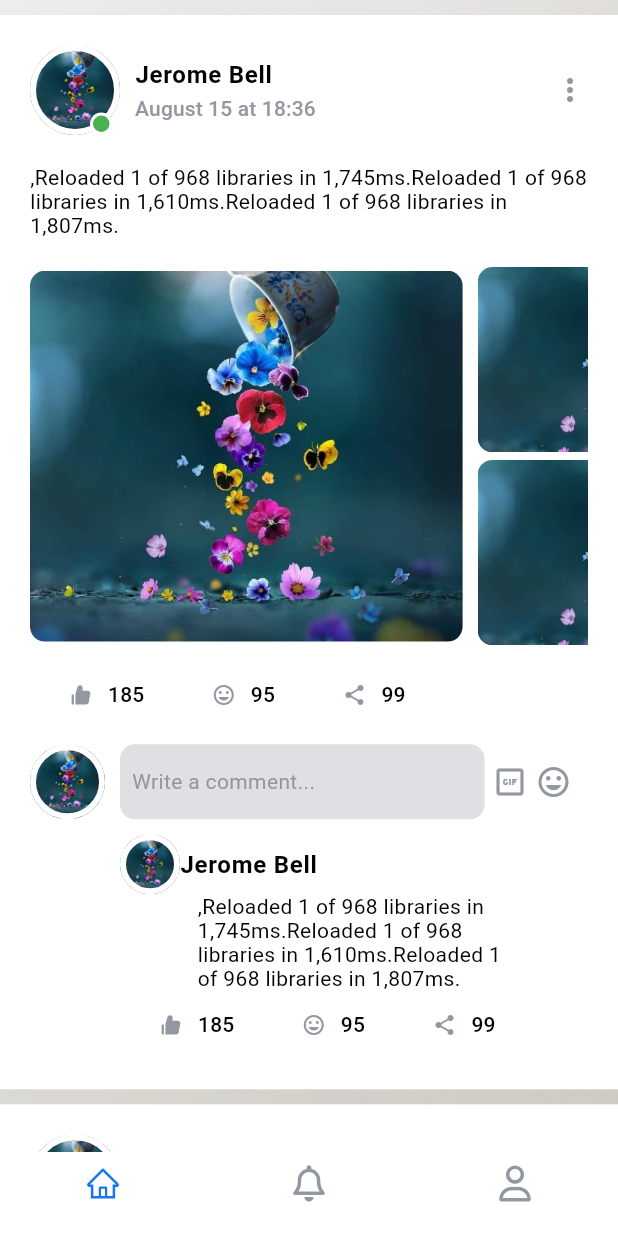
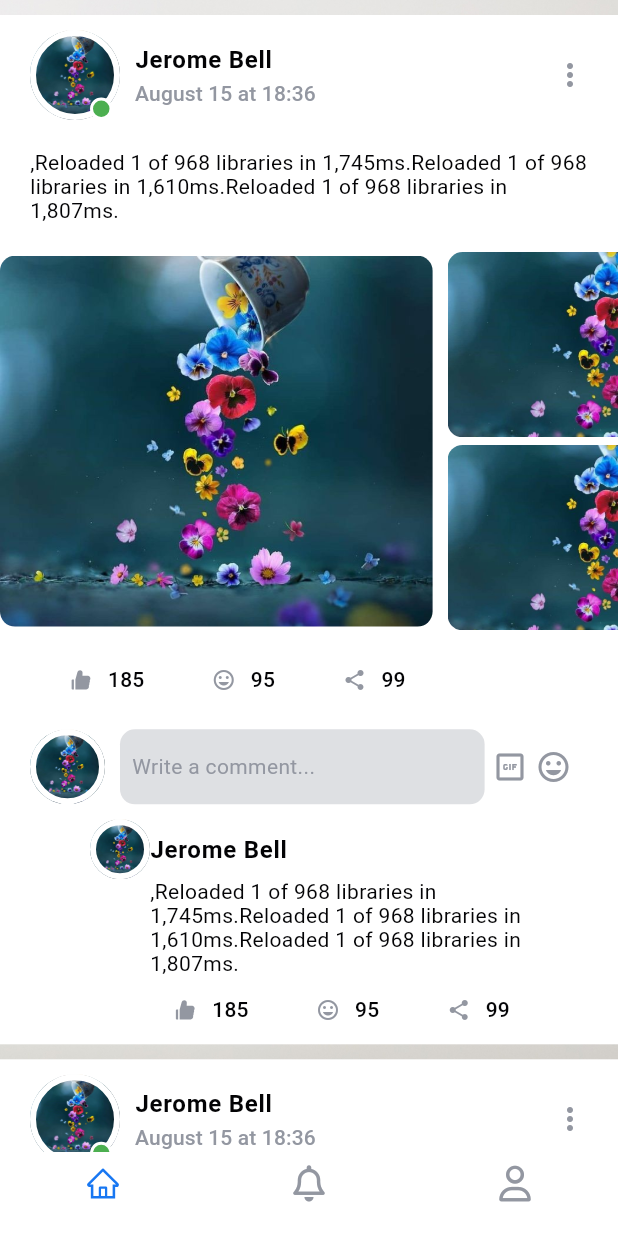
Before and after one commit to chizakasipascal/Doniel, a Flutter app: the PageDoniel screen opened by its route, on a phone screen of 412 x 824 dp. Run offline on Flutter 3.47's test engine with Material 2 defaults, Android fonts, the phone set to English and light mode, and no system bars; our stand-ins replace flutter_icons, google_fonts.

Commit message:
reoganize home page

```diff
--- a/lib/src/views/screens/home.dart
+++ b/lib/src/views/screens/home.dart
@@ -14,14 +14,11 @@ class Home extends StatelessWidget {
   @override
   Widget build(BuildContext context) {
     final size = MediaQuery.of(context).size;
-    return ListView(
+    return ListView.builder(
+      itemCount: 6,
+      itemBuilder: ((context, index) => CardPost(size: size)),
       controller: controller,
       physics: const BouncingScrollPhysics(),
-      children: [
-        CardPost(size: size),
-        CardPost(size: size),
-        CardPost(size: size)
-      ],
     );
 
     // DefaultTabController(
@@ -102,12 +99,12 @@ class CardPost extends StatelessWidget {
     return Container(
       margin: const EdgeInsets.only(top: 10),
       decoration: const BoxDecoration(color: Colors.white),
-      child: Padding(
-        padding: const EdgeInsets.all(20.0),
       child: Column(
         crossAxisAlignment: CrossAxisAlignment.start,
         children: [
-            Row(
+          Padding(
+            padding: const EdgeInsets.only(left: 20.0, right: 20.0, top: 10),
+            child: Row(
               children: [
                 Stack(
                   children: [
@@ -172,11 +169,15 @@ class CardPost extends StatelessWidget {
                 ),
               ],
             ),
+          ),
           const SizedBox(height: 20),
-            Text(
+          Padding(
+            padding: const EdgeInsets.only(left: 20.0, right: 20.0),
+            child: Text(
               description,
               style: themeData.textTheme.bodyText2!.copyWith(
                 color: kBlackColor,
+              ),
             ),
           ),
           const SizedBox(height: 20),
@@ -230,7 +231,9 @@ class CardPost extends StatelessWidget {
             ),
           ),
           const SizedBox(height: 10),
-            Row(
+          Padding(
+            padding: const EdgeInsets.only(left: 20.0, right: 20.0),
+            child: Row(
               children: const [
                 CardPostButtom(),
                 CardPostButtom(
@@ -243,8 +246,11 @@ class CardPost extends StatelessWidget {
                 ),
               ],
             ),
+          ),
           const SizedBox(height: 10),
-            Row(
+          Padding(
+            padding: const EdgeInsets.only(left: 20.0, right: 20.0),
+            child: Row(
               children: [
                 Container(
                   height: 50,
@@ -292,6 +298,7 @@ class CardPost extends StatelessWidget {
                 ),
               ],
             ),
+          ),
           Padding(
             padding: const EdgeInsets.only(left: 60.0, top: 10),
             child: SizedBox(
@@ -336,7 +343,7 @@ class CardPost extends StatelessWidget {
                                 Padding(
                                   padding: const EdgeInsets.only(left: 40.0),
                                   child: SizedBox(
-                                      width: size.width * .5,
+                                    width: size.width * .7,
                                     child: Text(
                                       description,
                                       style: themeData.textTheme.bodyText2!
@@ -369,7 +376,6 @@ class CardPost extends StatelessWidget {
             ),
           )
         ],
-        ),
       ),
     );
   }
```
Lines whose indentation alone changed are shown as unchanged.
